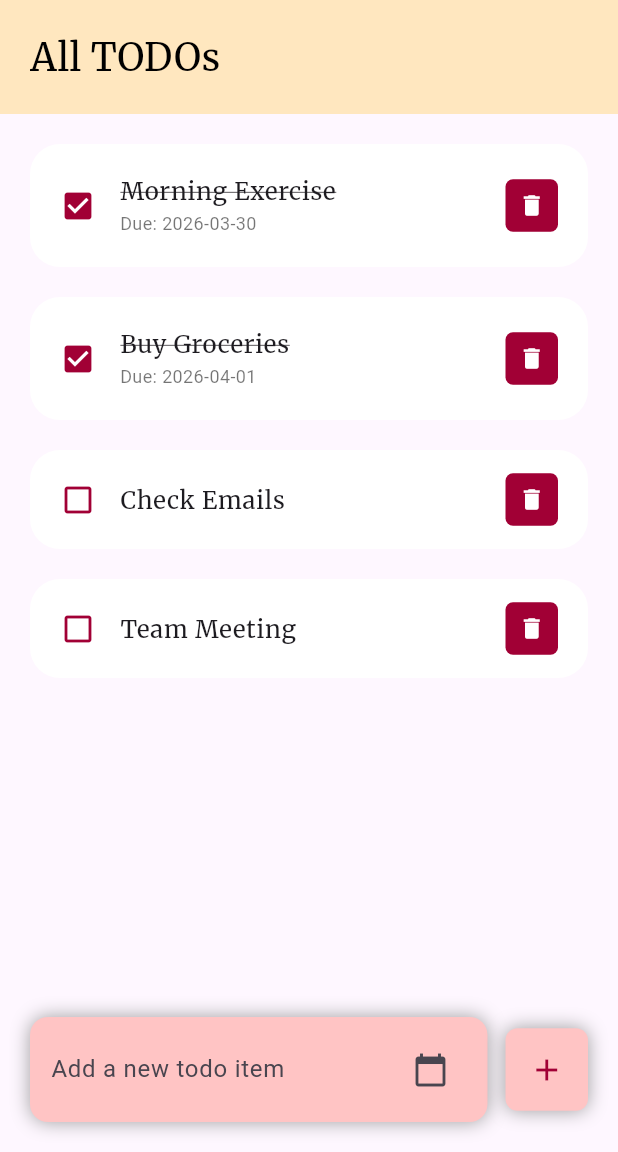
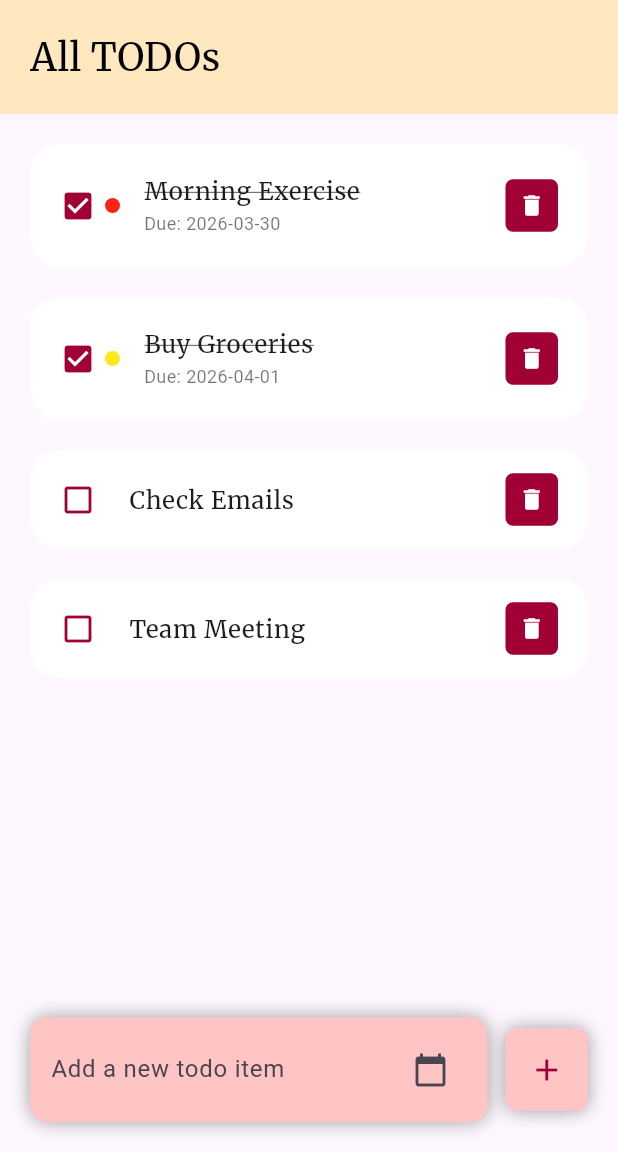
Before and after one commit to liisrenser/duenow, a Flutter app: the screen it shows after launch, on a phone screen of 412 x 824 dp, the part 84-1236 px from its top. Run offline on Flutter 3.47's test engine with Material 3 defaults, Android fonts, the phone set to English and light mode, and no system bars; our stand-ins replace google_fonts.

Commit message:
add due date indicators and sort todos by deadline

```diff
--- a/lib/screens/home.dart
+++ b/lib/screens/home.dart
@@ -38,6 +38,7 @@ class _HomeScreenState extends State<HomeScreen> {
           dueDate: _dateController.text.isEmpty ? null : _dateController.text,
         ),
       );
+      _sortToDos();
     });
     _toDoController.clear();
     _dateController.clear();
@@ -56,6 +57,19 @@ class _HomeScreenState extends State<HomeScreen> {
         _dateController.text = _picked.toString().split(" ")[0];
       });
     }
+  }
+
+  void _sortToDos() {
+    todosList.sort((a, b) {
+    if (a.dueDate == null && b.dueDate == null) return 0;
+    if (a.dueDate == null) return 1;
+    if (b.dueDate == null) return -1;
+
+    final dateA = DateTime.parse(a.dueDate!);
+    final dateB = DateTime.parse(b.dueDate!);
+
+    return dateA.compareTo(dateB);
+    });
   }
 
   @override
--- a/lib/widgets/todoitem.dart
+++ b/lib/widgets/todoitem.dart
@@ -10,6 +10,23 @@ class ToDoItem extends StatelessWidget {
   final onDeleteItem;
 
   const ToDoItem({Key? key, required this.todo, required this.onDeleteItem, required this.onToDoChanged}) : super(key: key);
+
+  Color? _getDueDateColor(String? dueDate) {
+  if (dueDate == null || dueDate.isEmpty) return null;
+
+  final due = DateTime.parse(dueDate);
+  final now = DateTime.now();
+
+  final difference = due.difference(now).inDays;
+
+  if (difference <= 2) {
+    return const Color.fromARGB(255, 249, 36, 20);
+  } else if (difference <= 6) {
+    return const Color.fromARGB(255, 255, 232, 27);
+  }
+
+  return null;
+  }
 
   @override
   Widget build(BuildContext context) {
@@ -24,10 +41,29 @@ class ToDoItem extends StatelessWidget {
         ),
         contentPadding: EdgeInsets.symmetric(horizontal: 20, vertical: 5),
         tileColor: Colors.white,
-        leading: Icon(
-          todo.isDone? Icons.check_box : Icons.check_box_outline_blank,
-          color: Color(0xFFA10035)
-          ),
+        leading: Row(
+          mainAxisSize: MainAxisSize.min,
+          children: [
+            Icon(
+              todo.isDone
+                  ? Icons.check_box
+                  : Icons.check_box_outline_blank,
+              color: Color(0xFFA10035),
+            ),
+
+            const SizedBox(width: 6),
+
+            if (_getDueDateColor(todo.dueDate) != null)
+              Container(
+                width: 10,
+                height: 10,
+                decoration: BoxDecoration(
+                  color: _getDueDateColor(todo.dueDate),
+                  shape: BoxShape.circle,
+                ),
+              ),
+          ],
+        ),
         title: Text(
           todo.todoText!,
           style: GoogleFonts.merriweather(
```
